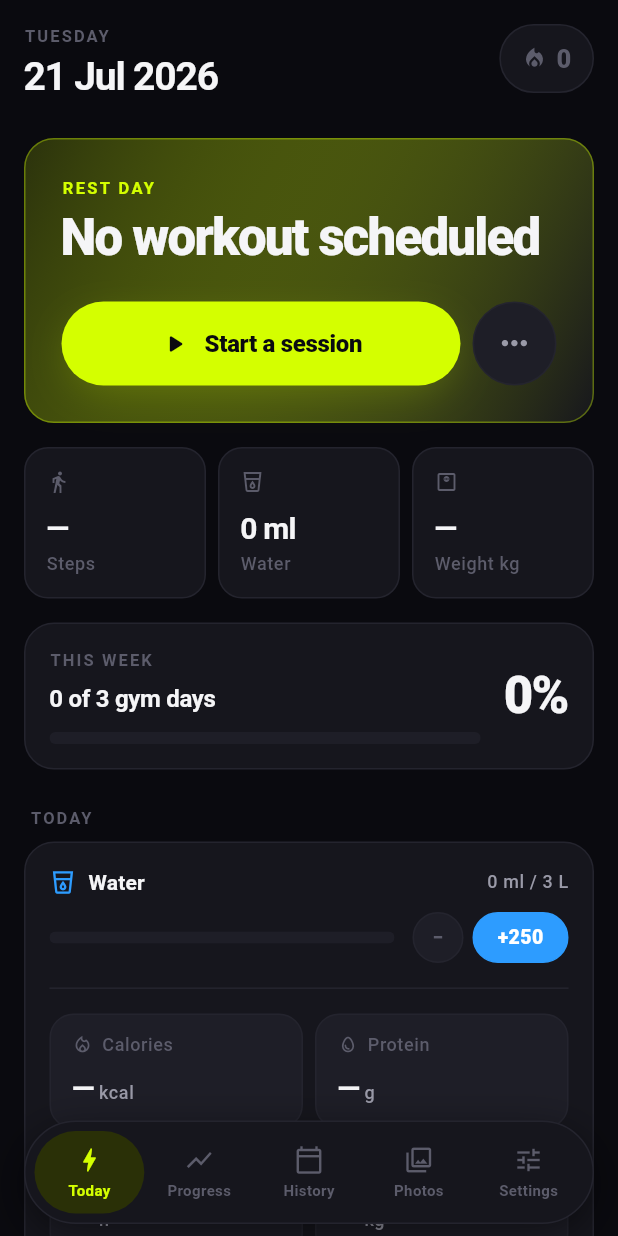
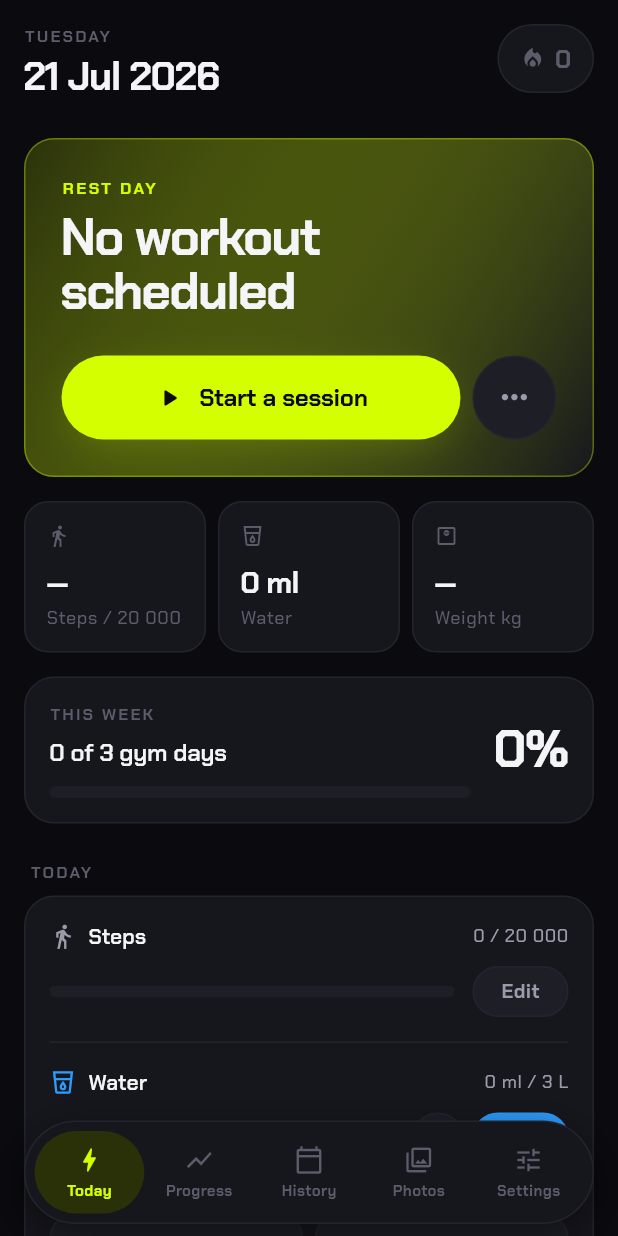
Before and after one commit to ImranJeferly/ironlog, a Flutter app: the screen it shows after launch, after a tap on "Start training", on a phone screen of 412 x 824 dp. Run offline on Flutter 3.47's test engine with Material 3 defaults, Android fonts, the phone set to English and light mode, and no system bars; our stand-ins replace cloud_firestore, connectivity_plus, drift, drift_flutter, firebase_auth, firebase_core and 8 more; missing offline and left inert: health; accounts and stored records are empty; generated files the repository leaves out were written again; network calls fail; statements that could not run were skipped.

Commit message:
Add Android step goal, futuristic font, and new dumbbell app icon
Health / steps (Android — Samsung Health via Health Connect):
- Add a changeable daily step goal (default 20,000), stored in settings
  and editable in Settings; steps progress bar + goal on Home.
- Declare the Health Connect permissions-rationale intent filter and the
  ViewPermissionUsageActivity alias so IronLog appears in Health Connect
  and can read steps sourced from Samsung Health / Google Fit.
- Platform-aware "Health Connect" copy on first run and in Settings.
- Manual steps entry via the daily metrics card.

Typography:
- Bundle Chakra Petch (Google Fonts) as an offline asset and use it
  app-wide via AppTheme — a sleek, futuristic techy face.

Branding:
- New IronLog dumbbell app icon (volt-on-dark, generated from
  assets/branding/app_icon.svg) rasterized to Android mipmaps, iOS
  AppIcon set, web icons + favicon; refresh web manifest/index metadata.

Add Fmt.count thousands formatter; update widget tests for the new copy.

Co-Authored-By: Claude Opus 4.8 <noreply@anthropic.com>
Claude-Session: https://claude.ai/code/session_0128VVqX2LjZ82YCP7B53TQw

```diff
--- a/lib/app/providers.dart
+++ b/lib/app/providers.dart
@@ -96,6 +96,8 @@ class SettingsController extends Notifier<AppSettings> {
   Future<void> setSyncEnabled(bool on) => _repo.setSyncEnabled(on);
 
   Future<void> setHealthEnabled(bool on) => _repo.setHealthEnabled(on);
+
+  Future<void> setStepGoal(int steps) => _repo.setStepGoal(steps);
 
   Future<void> completeFirstRun() => _repo.completeFirstRun();
 }
--- a/lib/core/theme/app_theme.dart
+++ b/lib/core/theme/app_theme.dart
@@ -157,9 +157,10 @@ abstract final class AppTheme {
     );
   }
 
-  /// `null` lets Flutter pick the platform UI font (SF Pro on iOS, Roboto on
-  /// Android) which is what the design calls for; no webfont download at runtime.
-  static const String? _fontFamily = null;
+  /// Chakra Petch — sleek, futuristic techy face, bundled as an asset so it
+  /// works offline. Numerals are tabular-friendly, which suits the wheel picker
+  /// and stat headlines.
+  static const String? _fontFamily = 'ChakraPetch';
 
   static TextTheme _textTheme() {
     return const TextTheme(
--- a/lib/core/utils/format.dart
+++ b/lib/core/utils/format.dart
@@ -29,6 +29,17 @@ abstract final class Fmt {
     return '$buf ${unit.label}';
   }
 
+  /// Plain integers with a thousands separator: 20 000, 8 450.
+  static String count(int v) {
+    final s = v.abs().toString();
+    final buf = StringBuffer(v < 0 ? '-' : '');
+    for (var i = 0; i < s.length; i++) {
+      if (i > 0 && (s.length - i) % 3 == 0) buf.write(' ');
+      buf.write(s[i]);
+    }
+    return buf.toString();
+  }
+
   static String duration(Duration d) {
     final h = d.inHours;
     final m = d.inMinutes.remainder(60);
--- a/lib/data/health/health_service.dart
+++ b/lib/data/health/health_service.dart
@@ -46,6 +46,20 @@ class HealthService {
     } on Object {
       return false;
     }
+  }
+
+  /// Human name of the platform health store. On Android this is Health
+  /// Connect, which is where Samsung Health (and Google Fit, Fitbit, …)
+  /// write their steps/sleep/weight — so reading here pulls Samsung Health data.
+  static String get providerName {
+    if (kIsWeb) return 'Health';
+    try {
+      if (Platform.isIOS) return 'Apple Health';
+      if (Platform.isAndroid) return 'Health Connect';
+    } on Object {
+      // Fall through to the generic label.
+    }
+    return 'Health';
   }
 
   Future<void> _ensureConfigured() async {
--- a/lib/data/repositories/settings_repository.dart
+++ b/lib/data/repositories/settings_repository.dart
@@ -10,6 +10,7 @@ class AppSettings {
     this.restTimerEnabled = true,
     this.syncEnabled = true,
     this.healthEnabled = true,
+    this.stepGoal = 20000,
     this.firstRunComplete = false,
     this.lastSyncAt,
   });
@@ -25,6 +26,9 @@ class AppSettings {
   final bool restTimerEnabled;
   final bool syncEnabled;
   final bool healthEnabled;
+
+  /// Daily step target the home progress ring fills toward. Changeable.
+  final int stepGoal;
   final bool firstRunComplete;
   final DateTime? lastSyncAt;
 
@@ -41,6 +45,7 @@ class AppSettings {
     bool? restTimerEnabled,
     bool? syncEnabled,
     bool? healthEnabled,
+    int? stepGoal,
     bool? firstRunComplete,
     DateTime? lastSyncAt,
   }) {
@@ -52,6 +57,7 @@ class AppSettings {
       restTimerEnabled: restTimerEnabled ?? this.restTimerEnabled,
       syncEnabled: syncEnabled ?? this.syncEnabled,
       healthEnabled: healthEnabled ?? this.healthEnabled,
+      stepGoal: stepGoal ?? this.stepGoal,
       firstRunComplete: firstRunComplete ?? this.firstRunComplete,
       lastSyncAt: lastSyncAt ?? this.lastSyncAt,
     );
@@ -66,6 +72,7 @@ abstract final class SettingKeys {
   static const restTimer = 'rest_timer_enabled';
   static const sync = 'sync_enabled';
   static const health = 'health_enabled';
+  static const stepGoal = 'step_goal';
   static const firstRun = 'first_run_complete';
   static const lastSync = 'last_sync_at';
   static const healthImported = 'health_history_imported';
@@ -99,6 +106,7 @@ class SettingsRepository {
       restTimerEnabled: map[SettingKeys.restTimer] != 'false',
       syncEnabled: map[SettingKeys.sync] != 'false',
       healthEnabled: map[SettingKeys.health] != 'false',
+      stepGoal: int.tryParse(map[SettingKeys.stepGoal] ?? '') ?? 20000,
       firstRunComplete: map[SettingKeys.firstRun] == 'true',
       lastSyncAt: map[SettingKeys.lastSync] == null
           ? null
@@ -126,6 +134,9 @@ class SettingsRepository {
   Future<void> setHealthEnabled(bool on) =>
       _db.setSetting(SettingKeys.health, '$on');
 
+  Future<void> setStepGoal(int steps) =>
+      _db.setSetting(SettingKeys.stepGoal, '${steps.clamp(1000, 100000)}');
+
   Future<void> completeFirstRun() =>
       _db.setSetting(SettingKeys.firstRun, 'true');
 
--- a/lib/features/first_run/first_run_screen.dart
+++ b/lib/features/first_run/first_run_screen.dart
@@ -5,6 +5,7 @@ import '../../app/providers.dart';
 import '../../core/notifications.dart';
 import '../../core/theme/app_colors.dart';
 import '../../core/theme/app_theme.dart';
+import '../../data/health/health_service.dart';
 import '../../domain/enums.dart';
 import '../../widgets/app_card.dart';
 import '../../widgets/buttons.dart';
@@ -70,11 +71,13 @@ class _FirstRunScreenState extends ConsumerState<FirstRunScreen> {
                         crossAxisAlignment: CrossAxisAlignment.start,
                         children: [
                           Text(
-                            'Connect Apple Health',
+                            'Connect ${HealthService.providerName}',
                             style: theme.textTheme.titleSmall,
                           ),
                           Text(
-                            'Steps, sleep and weight history. Optional.',
+                            HealthService.providerName == 'Health Connect'
+                                ? 'Steps from Samsung Health, sleep & weight. Optional.'
+                                : 'Steps, sleep and weight history. Optional.',
                             style: theme.textTheme.bodySmall,
                           ),
                         ],
--- a/lib/features/home/daily_metrics_card.dart
+++ b/lib/features/home/daily_metrics_card.dart
@@ -26,13 +26,77 @@ class DailyMetricsCard extends ConsumerWidget {
     final metrics = ref.watch(todayMetricsProvider).value;
     final unit = ref.watch(unitProvider);
     final repo = ref.watch(metricsRepositoryProvider);
+    final stepGoal = ref.watch(settingsProvider).stepGoal;
 
     final water = metrics?.waterMl ?? 0;
+    final steps = metrics?.steps;
+    final stepsReached = (steps ?? 0) >= stepGoal;
 
     return AppCard(
       child: Column(
         crossAxisAlignment: CrossAxisAlignment.start,
         children: [
+          // ---- steps (Health Connect / Samsung Health, editable) ----
+          Row(
+            children: [
+              Icon(
+                Icons.directions_walk,
+                size: 18,
+                color: stepsReached ? AppColors.volt : AppColors.textSecondary,
+              ),
+              const SizedBox(width: 8),
+              Text('Steps', style: theme.textTheme.titleSmall),
+              const Spacer(),
+              Text(
+                '${Fmt.count(steps ?? 0)} / ${Fmt.count(stepGoal)}',
+                style: theme.textTheme.bodySmall?.copyWith(
+                  color: stepsReached ? AppColors.volt : null,
+                ),
+              ),
+            ],
+          ),
+          const SizedBox(height: 10),
+          Row(
+            children: [
+              Expanded(
+                child: ClipRRect(
+                  borderRadius: BorderRadius.circular(999),
+                  child: TweenAnimationBuilder<double>(
+                    tween: Tween(
+                      begin: 0,
+                      end: ((steps ?? 0) / stepGoal).clamp(0.0, 1.0),
+                    ),
+                    duration: const Duration(milliseconds: 500),
+                    curve: Curves.easeOutCubic,
+                    builder: (context, value, _) => LinearProgressIndicator(
+                      value: value,
+                      minHeight: 8,
+                      backgroundColor: AppColors.cardHigh,
+                      valueColor: const AlwaysStoppedAnimation(AppColors.volt),
+                    ),
+                  ),
+                ),
+              ),
+              const SizedBox(width: 12),
+              _MiniButton(
+                label: 'Edit',
+                wide: true,
+                onTap: () => _editInt(
+                  context,
+                  title: 'Steps',
+                  suffix: 'steps',
+                  initial: steps ?? stepGoal,
+                  min: 0,
+                  max: 100000,
+                  step: 100,
+                  onSave: (v) => repo.setSteps(date, v),
+                ),
+              ),
+            ],
+          ),
+
+          const Divider(height: AppSpacing.lg * 1.4),
+
           // ---- water ----
           Row(
             children: [
--- a/lib/features/home/home_screen.dart
+++ b/lib/features/home/home_screen.dart
@@ -27,6 +27,7 @@ class HomeScreen extends ConsumerWidget {
     final consistency = ref.watch(consistencyProvider).value;
     final metrics = ref.watch(todayMetricsProvider).value;
     final unit = ref.watch(unitProvider);
+    final stepGoal = ref.watch(settingsProvider).stepGoal;
     final prs = ref.watch(personalRecordsProvider).value ?? const [];
     final now = DateTime.now();
 
@@ -77,8 +78,13 @@ class HomeScreen extends ConsumerWidget {
               Expanded(
                 child: StatTile(
                   icon: Icons.directions_walk,
-                  value: metrics?.steps == null ? '—' : '${metrics!.steps}',
-                  label: 'Steps',
+                  value: metrics?.steps == null
+                      ? '—'
+                      : Fmt.count(metrics!.steps!),
+                  label: 'Steps / ${Fmt.count(stepGoal)}',
+                  accent: (metrics?.steps ?? 0) >= stepGoal
+                      ? AppColors.volt
+                      : null,
                 ),
               ),
               const SizedBox(width: AppSpacing.sm),
--- a/lib/features/settings/settings_screen.dart
+++ b/lib/features/settings/settings_screen.dart
@@ -6,6 +6,7 @@ import '../../core/theme/app_colors.dart';
 import '../../core/theme/app_theme.dart';
 import '../../core/utils/date_x.dart';
 import '../../core/utils/format.dart';
+import '../../data/health/health_service.dart';
 import '../../data/sync/firebase_bootstrap.dart';
 import '../../domain/enums.dart';
 import '../../widgets/app_card.dart';
@@ -98,15 +99,23 @@ class _SettingsScreenState extends ConsumerState<SettingsScreen> {
             ),
           ),
 
-          const SectionHeader('Apple Health'),
+          SectionHeader(HealthService.providerName),
           AppCard(
             child: Column(
               children: [
                 _SwitchRow(
                   title: 'Read steps, sleep and weight',
-                  subtitle: 'Manual entries are never overwritten.',
+                  subtitle:
+                      'From ${HealthService.providerName}'
+                      '${HealthService.providerName == 'Health Connect' ? ' (Samsung Health, Fit…)' : ''}. '
+                      'Manual entries are never overwritten.',
                   value: settings.healthEnabled,
                   onChanged: controller.setHealthEnabled,
+                ),
+                const Divider(height: AppSpacing.lg),
+                _StepGoalRow(
+                  value: settings.stepGoal,
+                  onChanged: controller.setStepGoal,
                 ),
                 const Divider(height: AppSpacing.lg),
                 Row(
@@ -339,6 +348,54 @@ class _SwitchRow extends StatelessWidget {
   }
 }
 
+/// Changeable daily step goal, stepped in 1 000-step increments.
+class _StepGoalRow extends StatelessWidget {
+  const _StepGoalRow({required this.value, required this.onChanged});
+
+  final int value;
+  final ValueChanged<int> onChanged;
+
+  @override
+  Widget build(BuildContext context) {
+    final theme = Theme.of(context);
+    return Row(
+      children: [
+        Expanded(
+          child: Column(
+            crossAxisAlignment: CrossAxisAlignment.start,
+            children: [
+              Text('Daily step goal', style: theme.textTheme.titleSmall),
+              const SizedBox(height: 2),
+              Text(
+                'Home progress fills toward this.',
+                style: theme.textTheme.bodySmall,
+              ),
+            ],
+          ),
+        ),
+        IconPill(
+          icon: Icons.remove,
+          size: 34,
+          onTap: value <= 1000 ? null : () => onChanged(value - 1000),
+        ),
+        SizedBox(
+          width: 76,
+          child: Text(
+            Fmt.count(value),
+            textAlign: TextAlign.center,
+            style: theme.textTheme.titleMedium,
+          ),
+        ),
+        IconPill(
+          icon: Icons.add,
+          size: 34,
+          onTap: value >= 100000 ? null : () => onChanged(value + 1000),
+        ),
+      ],
+    );
+  }
+}
+
 class _StepperRow extends StatelessWidget {
   const _StepperRow({
     required this.title,
```
Also changed, not shown: pubspec.yaml (+14 -0 lines), assets/branding/app_icon.svg (added), fonts/ChakraPetch-Bold.ttf (added), fonts/ChakraPetch-Medium.ttf (added), fonts/ChakraPetch-Regular.ttf (added), fonts/ChakraPetch-SemiBold.ttf (added), 29 other files.
